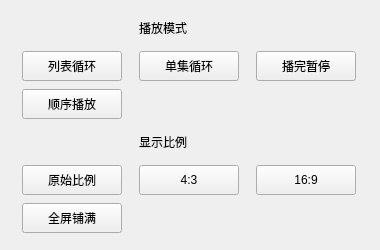
Above: VideoPlayer/configdialog.ui from Mrmengqiushisan/FFmpegPlayer before the change. Below: the same form after it.
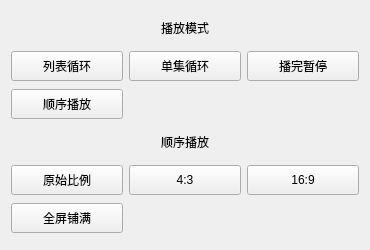
That is the form after the change.

```diff
--- a/VideoPlayer/configdialog.ui
+++ b/VideoPlayer/configdialog.ui
@@ -1,169 +1,175 @@
 <?xml version="1.0" encoding="UTF-8"?>
 <ui version="4.0">
  <class>ConfigDialog</class>
- <widget class="QWidget" name="ConfigDialog">
+ <widget class="QDialog" name="ConfigDialog">
   <property name="geometry">
    <rect>
     <x>0</x>
     <y>0</y>
-    <width>380</width>
+    <width>370</width>
     <height>250</height>
    </rect>
   </property>
+  <property name="minimumSize">
+   <size>
+    <width>370</width>
+    <height>250</height>
+   </size>
+  </property>
   <property name="windowTitle">
    <string>Form</string>
   </property>
-  <layout class="QGridLayout" name="gridLayout">
+  <layout class="QGridLayout" name="gridLayout" rowstretch="0,1,1,0,1,1">
    <item row="1" column="0">
     <widget class="QPushButton" name="btn_mode0">
      <property name="minimumSize">
       <size>
-       <width>100</width>
+       <width>0</width>
        <height>30</height>
       </size>
      </property>
-     <property name="maximumSize">
-      <size>
-       <width>100</width>
-       <height>30</height>
-      </size>
+     <property name="focusPolicy">
+      <enum>Qt::NoFocus</enum>
      </property>
      <property name="text">
       <string>列表循环</string>
      </property>
+     <property name="checkable">
+      <bool>true</bool>
+     </property>
     </widget>
    </item>
    <item row="1" column="1">
     <widget class="QPushButton" name="btn_mode1">
      <property name="minimumSize">
       <size>
-       <width>100</width>
+       <width>0</width>
        <height>30</height>
       </size>
      </property>
-     <property name="maximumSize">
-      <size>
-       <width>100</width>
-       <height>30</height>
-      </size>
+     <property name="focusPolicy">
+      <enum>Qt::NoFocus</enum>
      </property>
      <property name="text">
       <string>单集循环</string>
      </property>
+     <property name="checkable">
+      <bool>true</bool>
+     </property>
     </widget>
    </item>
    <item row="1" column="2">
     <widget class="QPushButton" name="btn_mode2">
      <property name="minimumSize">
       <size>
-       <width>100</width>
+       <width>0</width>
        <height>30</height>
       </size>
      </property>
-     <property name="maximumSize">
-      <size>
-       <width>100</width>
-       <height>30</height>
-      </size>
+     <property name="focusPolicy">
+      <enum>Qt::NoFocus</enum>
      </property>
      <property name="text">
       <string>播完暂停</string>
      </property>
+     <property name="checkable">
+      <bool>true</bool>
+     </property>
     </widget>
    </item>
    <item row="2" column="0">
     <widget class="QPushButton" name="btn_mode3">
      <property name="minimumSize">
       <size>
-       <width>100</width>
+       <width>0</width>
        <height>30</height>
       </size>
      </property>
-     <property name="maximumSize">
-      <size>
-       <width>100</width>
-       <height>30</height>
-      </size>
+     <property name="focusPolicy">
+      <enum>Qt::NoFocus</enum>
      </property>
      <property name="text">
       <string>顺序播放</string>
      </property>
+     <property name="checkable">
+      <bool>true</bool>
+     </property>
     </widget>
    </item>
    <item row="4" column="0">
-    <widget class="QPushButton" name="btn_rate0">
+    <widget class="QPushButton" name="btn_rate1">
      <property name="minimumSize">
       <size>
-       <width>100</width>
+       <width>0</width>
        <height>30</height>
       </size>
      </property>
-     <property name="maximumSize">
-      <size>
-       <width>100</width>
-       <height>30</height>
-      </size>
+     <property name="focusPolicy">
+      <enum>Qt::NoFocus</enum>
      </property>
      <property name="text">
       <string>原始比例</string>
      </property>
+     <property name="checkable">
+      <bool>true</bool>
+     </property>
     </widget>
    </item>
    <item row="4" column="1">
-    <widget class="QPushButton" name="btn_rate1">
+    <widget class="QPushButton" name="btn_rate3">
      <property name="minimumSize">
       <size>
-       <width>100</width>
+       <width>0</width>
        <height>30</height>
       </size>
      </property>
-     <property name="maximumSize">
-      <size>
-       <width>100</width>
-       <height>30</height>
-      </size>
+     <property name="focusPolicy">
+      <enum>Qt::NoFocus</enum>
      </property>
      <property name="text">
       <string>4:3</string>
      </property>
+     <property name="checkable">
+      <bool>true</bool>
+     </property>
     </widget>
    </item>
    <item row="4" column="2">
     <widget class="QPushButton" name="btn_rate2">
      <property name="minimumSize">
       <size>
-       <width>100</width>
+       <width>0</width>
        <height>30</height>
       </size>
      </property>
-     <property name="maximumSize">
-      <size>
-       <width>100</width>
-       <height>30</height>
-      </size>
+     <property name="focusPolicy">
+      <enum>Qt::NoFocus</enum>
      </property>
      <property name="text">
       <string>16:9</string>
      </property>
+     <property name="checkable">
+      <bool>true</bool>
+     </property>
     </widget>
    </item>
    <item row="5" column="0">
-    <widget class="QPushButton" name="btn_rate3">
+    <widget class="QPushButton" name="btn_rate0">
      <property name="minimumSize">
       <size>
-       <width>100</width>
+       <width>0</width>
        <height>30</height>
       </size>
      </property>
-     <property name="maximumSize">
-      <size>
-       <width>100</width>
-       <height>30</height>
-      </size>
+     <property name="focusPolicy">
+      <enum>Qt::NoFocus</enum>
      </property>
      <property name="text">
       <string>全屏铺满</string>
      </property>
+     <property name="checkable">
+      <bool>true</bool>
+     </property>
     </widget>
    </item>
    <item row="0" column="1">
@@ -174,15 +180,18 @@
        <verstretch>0</verstretch>
       </sizepolicy>
      </property>
-     <property name="maximumSize">
+     <property name="minimumSize">
       <size>
-       <width>16777215</width>
+       <width>0</width>
        <height>30</height>
       </size>
      </property>
      <property name="text">
       <string>播放模式</string>
      </property>
+     <property name="alignment">
+      <set>Qt::AlignCenter</set>
+     </property>
     </widget>
    </item>
    <item row="3" column="1">
@@ -193,14 +202,17 @@
        <verstretch>0</verstretch>
       </sizepolicy>
      </property>
-     <property name="maximumSize">
+     <property name="minimumSize">
       <size>
-       <width>16777215</width>
+       <width>0</width>
        <height>30</height>
       </size>
      </property>
      <property name="text">
-      <string>显示比例</string>
+      <string>顺序播放</string>
+     </property>
+     <property name="alignment">
+      <set>Qt::AlignCenter</set>
      </property>
     </widget>
    </item>
```
Left out of the diff: 2 changed lines with no effect on the pictures.
